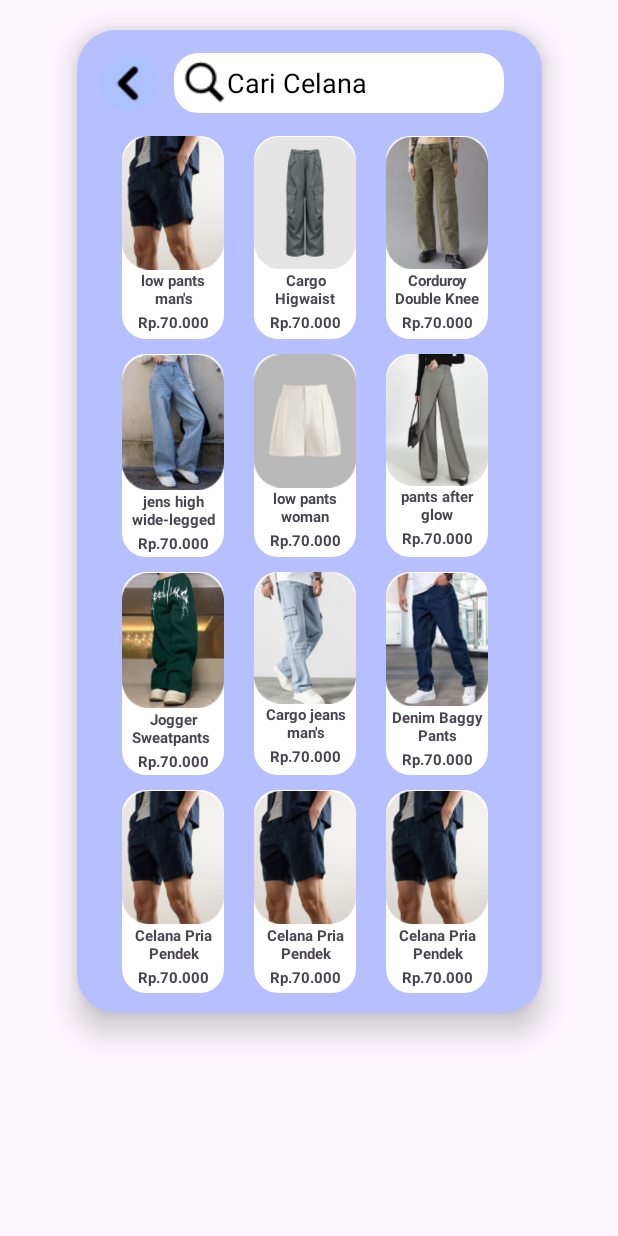
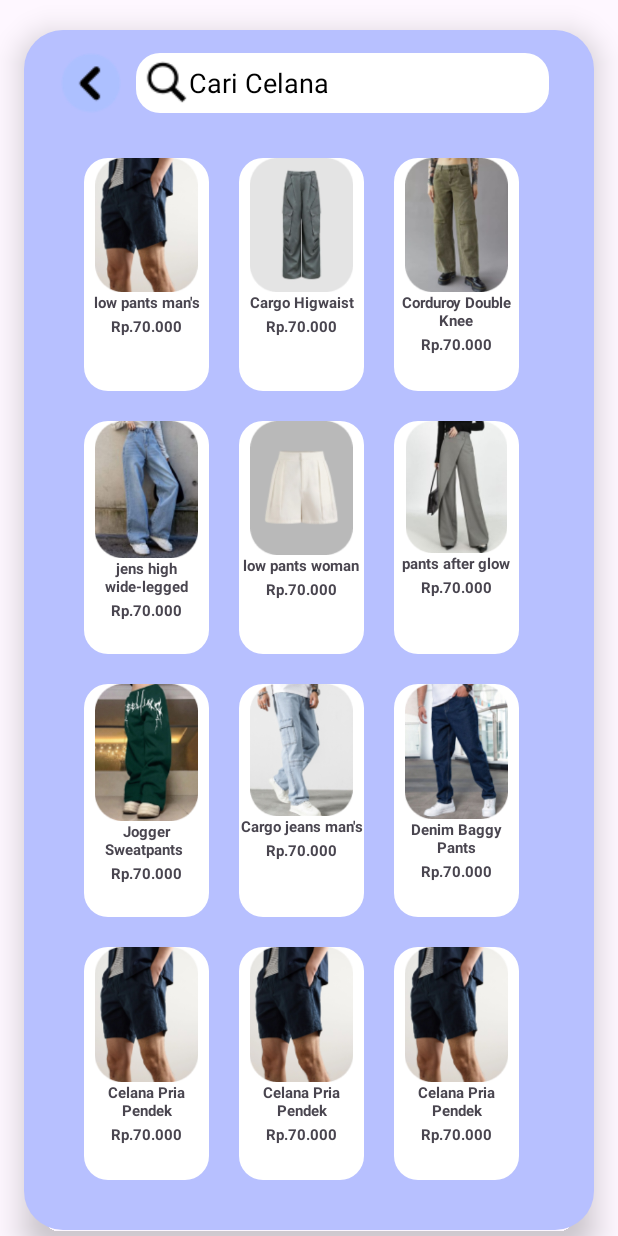
Before and after one commit to Handynnda/Project_Bp3_Aplikasi_My_Ootdd, an Android app: the form_celana screen opened directly, with no data from a screen before it, on a phone screen of 412 x 824 dp. Run offline under Robolectric (Android 15) with nearby library versions, the phone set to English and light mode, and no system bars.

Commit message:
Merefisi ukuran dari semua form agar ukuran tidak jomplang di hp

```diff
--- a/app/src/main/java/com/example/aplikasimyootdd/form_celana.java
+++ b/app/src/main/java/com/example/aplikasimyootdd/form_celana.java
@@ -27,44 +27,15 @@ public class form_celana extends AppCompatActivity {
         ImageView celana10 = findViewById(R.id.celana10);
         ImageView celana11 = findViewById(R.id.celana11);
         ImageView celana12 = findViewById(R.id.celana12);
+        ImageView iconback = findViewById(R.id.imageView);
+
+        iconback.setOnClickListener(view -> {
+            Intent intent = new Intent(form_celana.this, DashboardUtama.class);
+            startActivity(intent);
+        });
 
         TextView namac1 = findViewById(R.id.namac);
         TextView hargac1 = findViewById(R.id.hargac);
-
-        TextView namac2 = findViewById(R.id.namac2);
-        TextView hargac2 = findViewById(R.id.hargac2);
-
-        TextView namac3 = findViewById(R.id.namac3);
-        TextView hargac3 = findViewById(R.id.hargac3);
-
-        TextView namac4 = findViewById(R.id.namac4);
-        TextView hargac4 = findViewById(R.id.hargac4);
-
-        TextView namac5 = findViewById(R.id.namac5);
-        TextView hargac5 = findViewById(R.id.hargac5);
-
-        TextView namac6 = findViewById(R.id.namac6);
-        TextView hargac6 = findViewById(R.id.hargac6);
-
-        TextView namac7 = findViewById(R.id.namac7);
-        TextView hargac7 = findViewById(R.id.hargac7);
-
-        TextView namac8 = findViewById(R.id.namac8);
-        TextView hargac8 = findViewById(R.id.hargac8);
-
-        TextView namac9 = findViewById(R.id.namac9);
-        TextView hargac9 = findViewById(R.id.hargac9);
-
-        TextView namac10 = findViewById(R.id.namac10);
-        TextView hargac10 = findViewById(R.id.hargac10);
-
-        TextView namac11 = findViewById(R.id.namac11);
-        TextView hargac11 = findViewById(R.id.hargac11);
-
-        TextView namac12 = findViewById(R.id.namac12);
-        TextView hargac12 = findViewById(R.id.hargac12);
-
-
         celana1.setOnClickListener(view -> {
             Intent intent = new Intent(form_celana.this, Form_Pembayaran.class);
             intent.putExtra("namaProduk", namac1.getText().toString());
@@ -72,6 +43,8 @@ public class form_celana extends AppCompatActivity {
             startActivity(intent);
         });
 
+        TextView namac2 = findViewById(R.id.namac2);
+        TextView hargac2 = findViewById(R.id.hargac2);
         celana2.setOnClickListener(view -> {
             Intent intent = new Intent(form_celana.this, Form_Pembayaran.class);
             intent.putExtra("namaProduk", namac2.getText().toString());
@@ -79,6 +52,8 @@ public class form_celana extends AppCompatActivity {
             startActivity(intent);
         });
 
+        TextView namac3 = findViewById(R.id.namac3);
+        TextView hargac3 = findViewById(R.id.hargac3);
         celana3.setOnClickListener(view -> {
             Intent intent = new Intent(form_celana.this, Form_Pembayaran.class);
             intent.putExtra("namaProduk", namac3.getText().toString());
@@ -86,6 +61,8 @@ public class form_celana extends AppCompatActivity {
             startActivity(intent);
         });
 
+        TextView namac4 = findViewById(R.id.namac4);
+        TextView hargac4 = findViewById(R.id.hargac4);
         celana4.setOnClickListener(view -> {
             Intent intent = new Intent(form_celana.this, Form_Pembayaran.class);
             intent.putExtra("namaProduk", namac4.getText().toString());
@@ -93,6 +70,8 @@ public class form_celana extends AppCompatActivity {
             startActivity(intent);
         });
 
+        TextView namac5 = findViewById(R.id.namac5);
+        TextView hargac5 = findViewById(R.id.hargac5);
         celana5.setOnClickListener(view -> {
             Intent intent = new Intent(form_celana.this, Form_Pembayaran.class);
             intent.putExtra("namaProduk", namac5.getText().toString());
@@ -100,6 +79,8 @@ public class form_celana extends AppCompatActivity {
             startActivity(intent);
         });
 
+        TextView namac6 = findViewById(R.id.namac6);
+        TextView hargac6 = findViewById(R.id.hargac6);
         celana6.setOnClickListener(view -> {
             Intent intent = new Intent(form_celana.this, Form_Pembayaran.class);
             intent.putExtra("namaProduk", namac6.getText().toString());
@@ -107,6 +88,8 @@ public class form_celana extends AppCompatActivity {
             startActivity(intent);
         });
 
+        TextView namac7 = findViewById(R.id.namac7);
+        TextView hargac7 = findViewById(R.id.hargac7);
         celana7.setOnClickListener(view -> {
             Intent intent = new Intent(form_celana.this, Form_Pembayaran.class);
             intent.putExtra("namaProduk", namac7.getText().toString());
@@ -114,11 +97,49 @@ public class form_celana extends AppCompatActivity {
             startActivity(intent);
         });
 
+        TextView namac8 = findViewById(R.id.namac8);
+        TextView hargac8 = findViewById(R.id.hargac8);
         celana8.setOnClickListener(view -> {
             Intent intent = new Intent(form_celana.this, Form_Pembayaran.class);
             intent.putExtra("namaProduk", namac8.getText().toString());
             intent.putExtra("hargaProduk", hargac8.getText().toString());
             startActivity(intent);
         });
+
+        TextView namac9 = findViewById(R.id.namac9);
+        TextView hargac9 = findViewById(R.id.hargac9);
+        celana9.setOnClickListener(view -> {
+            Intent intent = new Intent(form_celana.this, Form_Pembayaran.class);
+            intent.putExtra("namaProduk", namac9.getText().toString());
+            intent.putExtra("hargaProduk", hargac9.getText().toString());
+            startActivity(intent);
+        });
+
+        TextView namac10 = findViewById(R.id.namac10);
+        TextView hargac10 = findViewById(R.id.hargac10);
+        celana10.setOnClickListener(view -> {
+            Intent intent = new Intent(form_celana.this, Form_Pembayaran.class);
+            intent.putExtra("namaProduk", namac10.getText().toString());
+            intent.putExtra("hargaProduk", hargac10.getText().toString());
+            startActivity(intent);
+        });
+
+        TextView namac11 = findViewById(R.id.namac11);
+        TextView hargac11 = findViewById(R.id.hargac11);
+        celana11.setOnClickListener(view -> {
+            Intent intent = new Intent(form_celana.this, Form_Pembayaran.class);
+            intent.putExtra("namaProduk", namac11.getText().toString());
+            intent.putExtra("hargaProduk", hargac11.getText().toString());
+            startActivity(intent);
+        });
+
+        TextView namac12 = findViewById(R.id.namac12);
+        TextView hargac12 = findViewById(R.id.hargac12);
+        celana12.setOnClickListener(view -> {
+            Intent intent = new Intent(form_celana.this, Form_Pembayaran.class);
+            intent.putExtra("namaProduk", namac12.getText().toString());
+            intent.putExtra("hargaProduk", hargac12.getText().toString());
+            startActivity(intent);
+        });
     }
 }
--- a/app/src/main/res/layout/activity_form_celana.xml
+++ b/app/src/main/res/layout/activity_form_celana.xml
@@ -8,8 +8,8 @@
     tools:context=".form_celana">
 
     <LinearLayout
-        android:layout_width="310dp"
-        android:layout_height="655dp"
+        android:layout_width="380dp"
+        android:layout_height="800dp"
         android:background="@drawable/rounded_corner2"
         android:elevation="12dp"
         android:layout_marginTop="20dp"
@@ -21,7 +21,7 @@
         app:layout_constraintVertical_bias="0.0">
 
         <LinearLayout
-            android:layout_width="280dp"
+            android:layout_width="330dp"
             android:layout_height="wrap_content"
             android:layout_gravity="center"
             android:layout_marginTop="15dp"
@@ -32,10 +32,11 @@
                 android:layout_width="40dp"
                 android:layout_marginStart="0dp"
                 android:layout_height="40dp"
-                android:src="@drawable/iconback" />
+                android:src="@drawable/iconback"
+                android:onClick="onBackClick" />
 
             <LinearLayout
-                android:layout_width="220dp"
+                android:layout_width="275dp"
                 android:layout_height="40dp"
                 android:layout_marginStart="10dp"
                 android:background="@drawable/search_bar_background"
@@ -62,15 +63,15 @@
         </LinearLayout>
 
         <LinearLayout
-            android:layout_width="280dp"
+            android:layout_width="330dp"
             android:layout_height="wrap_content"
             android:layout_gravity="center"
-            android:layout_marginTop="15dp"
+            android:layout_marginTop="30dp"
             android:orientation="horizontal">
 
             <LinearLayout
-                android:layout_width="68dp"
-                android:layout_height="135dp"
+                android:layout_width="83dp"
+                android:layout_height="155dp"
                 android:layout_marginStart="15dp"
                 android:background="@drawable/rounded_corner"
                 android:orientation="vertical">
@@ -103,8 +104,8 @@
             </LinearLayout>
 
             <LinearLayout
-                android:layout_width="68dp"
-                android:layout_height="135dp"
+                android:layout_width="83dp"
+                android:layout_height="155dp"
                 android:layout_marginStart="20dp"
                 android:background="@drawable/rounded_corner"
                 android:orientation="vertical">
@@ -137,8 +138,8 @@
             </LinearLayout>
 
             <LinearLayout
-                android:layout_width="68dp"
-                android:layout_height="135dp"
+                android:layout_width="83dp"
+                android:layout_height="155dp"
                 android:layout_marginStart="20dp"
                 android:background="@drawable/rounded_corner"
                 android:orientation="vertical">
@@ -171,15 +172,15 @@
             </LinearLayout>
         </LinearLayout>
         <LinearLayout
-            android:layout_width="280dp"
+            android:layout_width="330dp"
             android:layout_height="wrap_content"
             android:layout_gravity="center"
-            android:layout_marginTop="10dp"
+            android:layout_marginTop="20dp"
             android:orientation="horizontal">
 
             <LinearLayout
-                android:layout_width="68dp"
-                android:layout_height="135dp"
+                android:layout_width="83dp"
+                android:layout_height="155dp"
                 android:layout_marginStart="15dp"
                 android:background="@drawable/rounded_corner"
                 android:orientation="vertical">
@@ -212,8 +213,8 @@
             </LinearLayout>
 
             <LinearLayout
-                android:layout_width="68dp"
-                android:layout_height="135dp"
+                android:layout_width="83dp"
+                android:layout_height="155dp"
                 android:layout_marginStart="20dp"
                 android:background="@drawable/rounded_corner"
                 android:orientation="vertical">
@@ -246,8 +247,8 @@
             </LinearLayout>
 
             <LinearLayout
-                android:layout_width="68dp"
-                android:layout_height="135dp"
+                android:layout_width="83dp"
+                android:layout_height="155dp"
                 android:layout_marginStart="20dp"
                 android:background="@drawable/rounded_corner"
                 android:orientation="vertical">
@@ -281,15 +282,15 @@
         </LinearLayout>
 
         <LinearLayout
-            android:layout_width="280dp"
+            android:layout_width="330dp"
             android:layout_height="wrap_content"
             android:layout_gravity="center"
-            android:layout_marginTop="10dp"
+            android:layout_marginTop="20dp"
             android:orientation="horizontal">
 
             <LinearLayout
-                android:layout_width="68dp"
-                android:layout_height="135dp"
+                android:layout_width="83dp"
+                android:layout_height="155dp"
                 android:layout_marginStart="15dp"
                 android:background="@drawable/rounded_corner"
                 android:orientation="vertical">
@@ -322,8 +323,8 @@
             </LinearLayout>
 
             <LinearLayout
-                android:layout_width="68dp"
-                android:layout_height="135dp"
+                android:layout_width="83dp"
+                android:layout_height="155dp"
                 android:layout_marginStart="20dp"
                 android:background="@drawable/rounded_corner"
                 android:orientation="vertical">
@@ -356,8 +357,8 @@
             </LinearLayout>
 
             <LinearLayout
-                android:layout_width="68dp"
-                android:layout_height="135dp"
+                android:layout_width="83dp"
+                android:layout_height="155dp"
                 android:layout_marginStart="20dp"
                 android:background="@drawable/rounded_corner"
                 android:orientation="vertical">
@@ -391,15 +392,15 @@
         </LinearLayout>
 
         <LinearLayout
-            android:layout_width="280dp"
+            android:layout_width="330dp"
             android:layout_height="wrap_content"
             android:layout_gravity="center"
-            android:layout_marginTop="10dp"
+            android:layout_marginTop="20dp"
             android:orientation="horizontal">
 
             <LinearLayout
-                android:layout_width="68dp"
-                android:layout_height="135dp"
+                android:layout_width="83dp"
+                android:layout_height="155dp"
                 android:layout_marginStart="15dp"
                 android:background="@drawable/rounded_corner"
                 android:orientation="vertical">
@@ -432,8 +433,8 @@
             </LinearLayout>
 
             <LinearLayout
-                android:layout_width="68dp"
-                android:layout_height="135dp"
+                android:layout_width="83dp"
+                android:layout_height="155dp"
                 android:layout_marginStart="20dp"
                 android:background="@drawable/rounded_corner"
                 android:orientation="vertical">
@@ -466,8 +467,8 @@
             </LinearLayout>
 
             <LinearLayout
-                android:layout_width="68dp"
-                android:layout_height="135dp"
+                android:layout_width="83dp"
+                android:layout_height="155dp"
                 android:layout_marginStart="20dp"
                 android:background="@drawable/rounded_corner"
                 android:orientation="vertical">
--- a/app/src/main/res/layout/activity_main.xml
+++ b/app/src/main/res/layout/activity_main.xml
@@ -8,9 +8,9 @@
     tools:context=".MainActivity">
 
     <LinearLayout
-        android:layout_width="310dp"
-        android:layout_height="605dp"
-        android:layout_marginTop="50dp"
+        android:layout_width="380dp"
+        android:layout_height="800dp"
+        android:layout_marginTop="30dp"
         android:background="@drawable/rounded_corner2"
         android:elevation="12dp"
         android:gravity="center"
```
Also changed, not shown: app/src/main/res/layout/activity_dash_board_pertama.xml (+26 -25 lines), app/src/main/res/layout/activity_dashboard_utama.xml (+14 -14 lines), app/src/main/res/layout/activity_form_baju.xml (+32 -32 lines), app/src/main/res/layout/activity_form_jaket.xml (+32 -32 lines), app/src/main/res/layout/activity_form_login.xml (+5 -5 lines), app/src/main/res/layout/activity_form_register.xml (+6 -6 lines), app/src/main/res/layout/activity_form_sepatu.xml (+32 -32 lines).
